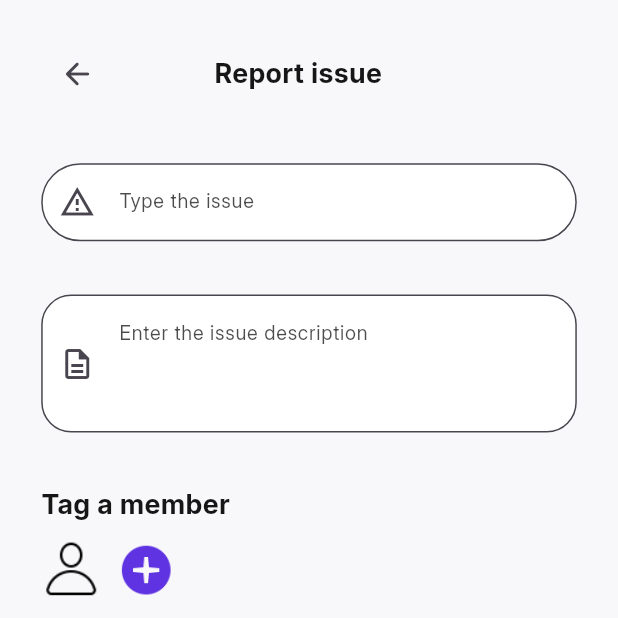
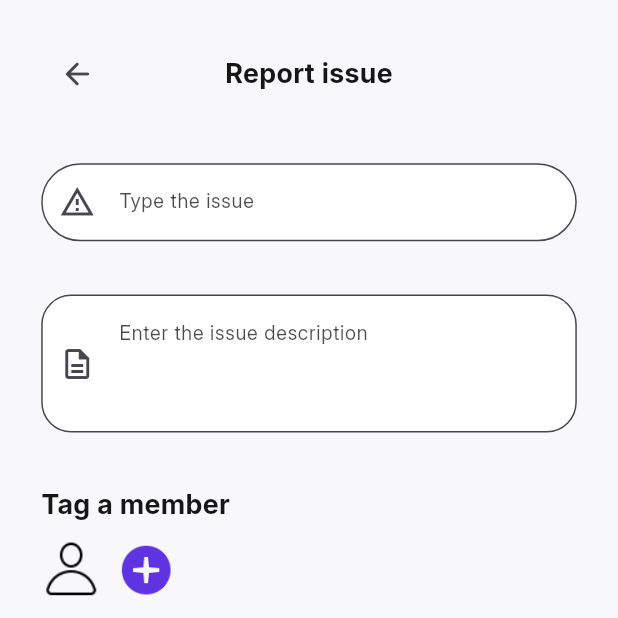
Before and after one commit to habib571/project_management_mobile_app, a Flutter app: the ReportIssueScreen screen opened by its route, on a phone screen of 412 x 824 dp, the top half of it. Run offline on Flutter 3.47's test engine with Material 3 defaults, Android fonts, the phone set to English and light mode, and no system bars; our stand-ins replace cached_network_image, carousel_slider, dartz, dio, flutter_svg, get and 9 more; missing offline and left inert: dart:ffi, flutter_overlay_loader; accounts and stored records are empty; network calls fail.

Commit message:
♻️ Refactor : general refactor

```diff
--- a/lib/presentation/sharedwidgets/custom_appbar.dart
+++ b/lib/presentation/sharedwidgets/custom_appbar.dart
@@ -5,27 +5,30 @@ import '../utils/styles.dart';
 
 class CustomAppBar extends StatelessWidget {
   const CustomAppBar({super.key, required this.title});
-  final String title ;
+  final String title;
+
   @override
   Widget build(BuildContext context) {
     return Row(
       children: [
+        IconButton(
+          onPressed: () {
+            Get.back();
+          },
+          icon: const Icon(Icons.arrow_back_rounded),
+        ),
+
         Expanded(
-          flex: 7,
-          child: Row(
-            mainAxisAlignment: MainAxisAlignment.spaceBetween,
-            children: [
-              IconButton(
-                  onPressed: () {
-                    Get.back() ;
-                  },
-                  icon: const Icon(Icons.arrow_back_rounded)),
-              Text(title, style: robotoBold.copyWith(fontSize: 18),)
-            ],
+          child: Center(
+            child: Text(
+              title,
+              style: robotoBold.copyWith(fontSize: 18),
+            ),
           ),
         ),
-        const Expanded( flex : 4 ,child: SizedBox())
+
+        const SizedBox(width: 48),
       ],
-    ) ;
+    );
   }
 }
```
